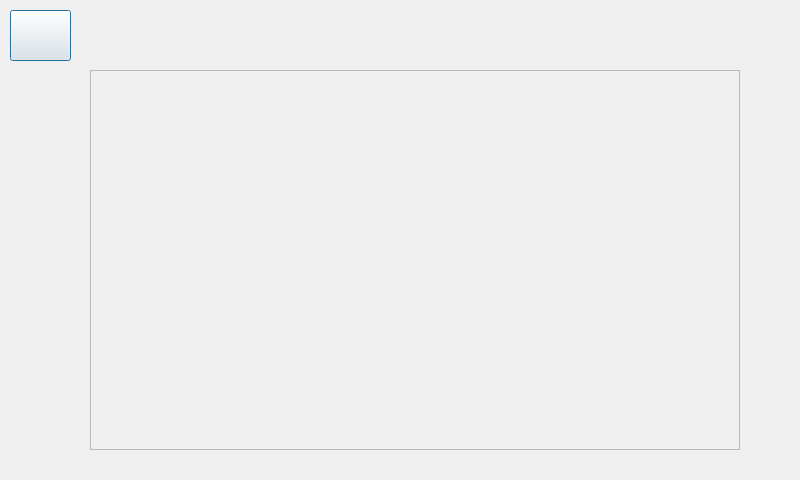
This is UI/smrr_ui/src/ui/sceen_options.ui in ENTC-FYP-19-G08/ismrr as Qt 5 draws it before an edit. The edited form follows.
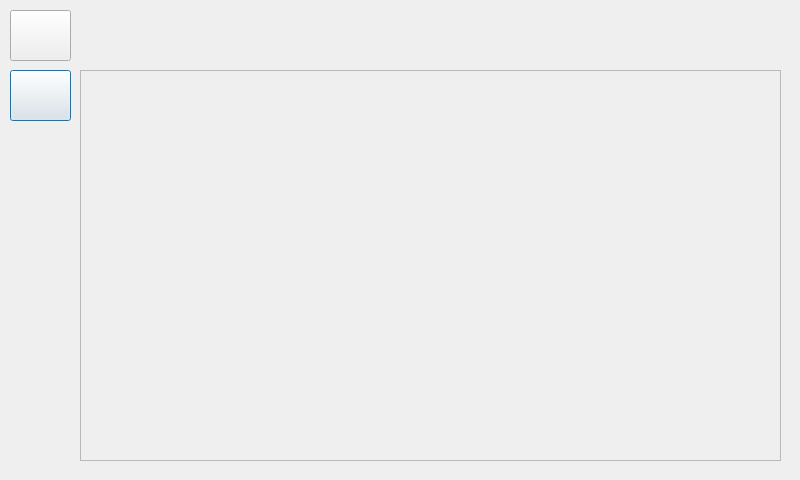
This is the edited form. Icons and pictures are not drawn.

Commit message: implement next back home

The edit to the form file:
```diff
--- a/UI/smrr_ui/src/ui/sceen_options.ui
+++ b/UI/smrr_ui/src/ui/sceen_options.ui
@@ -47,10 +47,10 @@
   <widget class="QScrollArea" name="scrollArea">
    <property name="geometry">
     <rect>
-     <x>90</x>
+     <x>80</x>
      <y>70</y>
-     <width>650</width>
-     <height>380</height>
+     <width>701</width>
+     <height>391</height>
     </rect>
    </property>
    <property name="widgetResizable">
@@ -61,11 +61,16 @@
      <rect>
       <x>0</x>
       <y>0</y>
-      <width>648</width>
-      <height>378</height>
+      <width>699</width>
+      <height>389</height>
      </rect>
     </property>
-    <layout class="QVBoxLayout" name="scrollLayout"/>
+   <layout class="QVBoxLayout" name="scrollLayout">
+    <property name="spacing">
+        <number>0</number>
+    </property>
+</layout>
+
    </widget>
   </widget>
   <widget class="QLabel" name="label">
@@ -84,6 +89,34 @@
     <set>Qt::AlignCenter</set>
    </property>
   </widget>
+  <widget class="QPushButton" name="btnHome">
+   <property name="geometry">
+    <rect>
+     <x>10</x>
+     <y>70</y>
+     <width>61</width>
+     <height>51</height>
+    </rect>
+   </property>
+   <property name="autoFillBackground">
+    <bool>false</bool>
+   </property>
+   <property name="text">
+    <string/>
+   </property>
+   <property name="icon">
+    <iconset theme="go-home"/>
+   </property>
+   <property name="autoDefault">
+    <bool>false</bool>
+   </property>
+   <property name="default">
+    <bool>true</bool>
+   </property>
+   <property name="flat">
+    <bool>false</bool>
+   </property>
+  </widget>
  </widget>
  <resources/>
  <connections/>
```
The commit also changes 9 other files.
